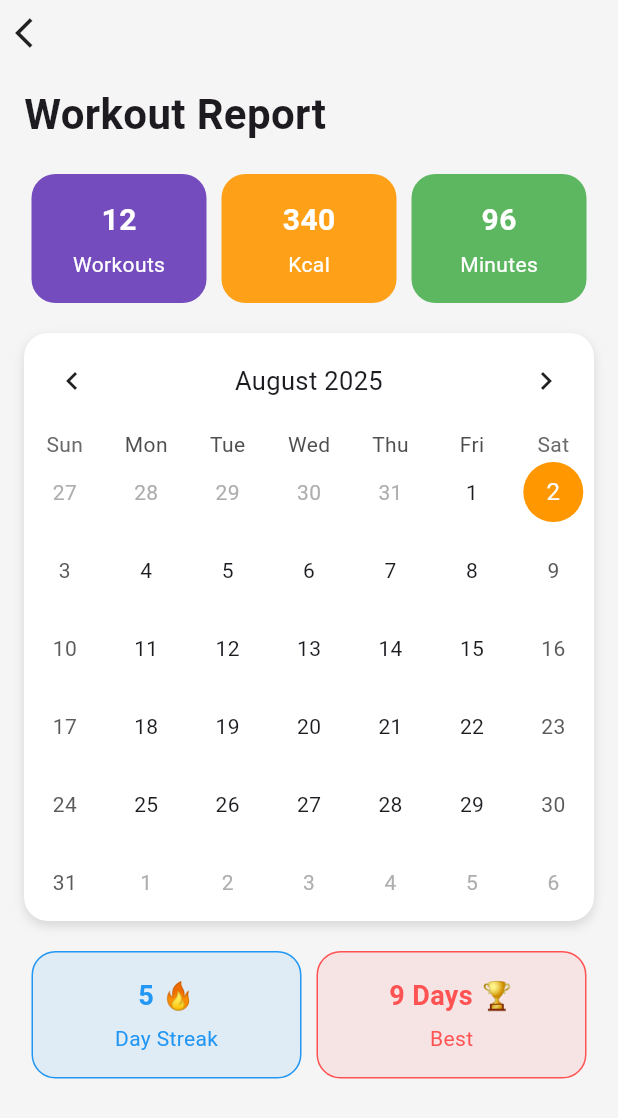
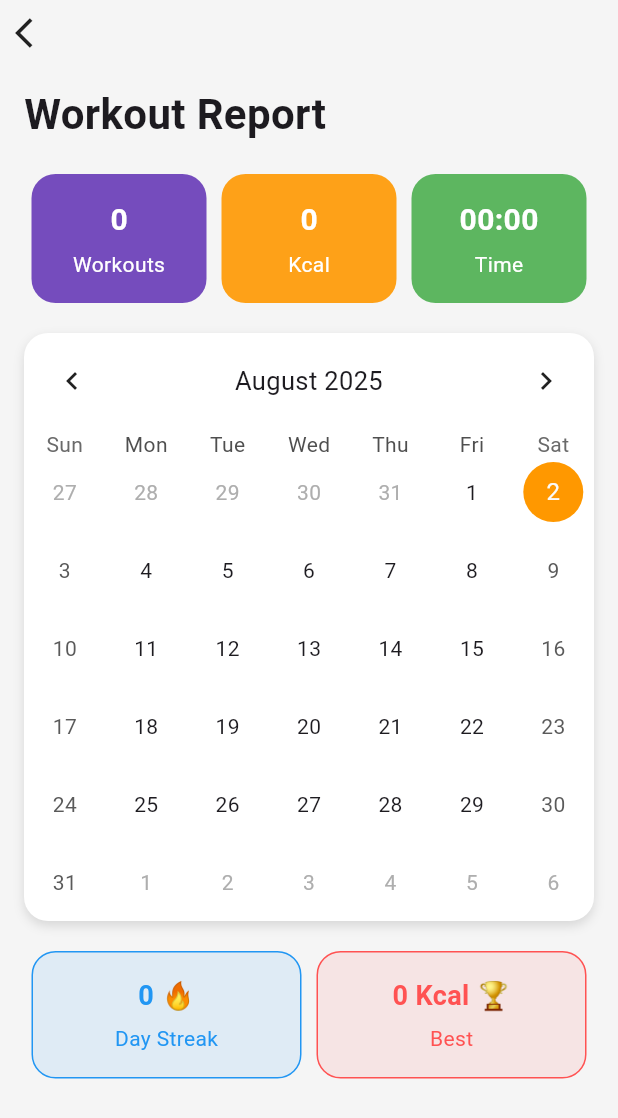
Before and after one commit to usamabro/fitness_app, a Flutter app: the ReportScreen screen opened directly, on a phone screen of 412 x 824 dp. Shown: the top 1118 px of the screen. Run offline on Flutter 3.47's test engine with Material 3 defaults, Android fonts, the phone set to English and light mode, and no system bars; drawn by our look-alikes of table_calendar; our stand-ins replace cloud_firestore, convex_bottom_bar, firebase_auth, firebase_core, firebase_messaging, firebase_storage and 4 more; accounts and stored records are empty; project files that could hold a hidden picture were left out.

Commit message:
Updated report screen and other improvements

```diff
--- a/lib/screens/report screens/report_screen.dart
+++ b/lib/screens/report screens/report_screen.dart
@@ -1,8 +1,61 @@
 import 'package:flutter/material.dart';
 import 'package:table_calendar/table_calendar.dart';
+import 'package:firebase_auth/firebase_auth.dart';
+import 'package:cloud_firestore/cloud_firestore.dart';
 
-class ReportScreen extends StatelessWidget {
+class ReportScreen extends StatefulWidget {
   const ReportScreen({super.key});
+
+  @override
+  State<ReportScreen> createState() => _ReportScreenState();
+}
+
+class _ReportScreenState extends State<ReportScreen> {
+  int workouts = 0;
+  int kcal = 0;
+  int minutes = 0; // This is actually total seconds
+  int streak = 0;
+  int bestDay = 0;
+
+  @override
+  void initState() {
+    super.initState();
+    fetchReportData();
+  }
+
+  Future<void> fetchReportData() async {
+    final user = FirebaseAuth.instance.currentUser;
+    if (user == null) return;
+
+    final uid = user.uid;
+    final now = DateTime.now();
+    final today =
+        "${now.year}-${now.month.toString().padLeft(2, '0')}-${now.day.toString().padLeft(2, '0')}";
+
+    final doc = await FirebaseFirestore.instance
+        .collection('users')
+        .doc(uid)
+        .collection('daily_reports')
+        .doc(today)
+        .get();
+
+    if (doc.exists) {
+      final data = doc.data()!;
+      setState(() {
+        workouts = data['workouts'] ?? 0;
+        kcal = data['totalKcal'] ?? 0;
+        minutes = data['totalTime'] ?? 0; // this is in seconds
+        streak = data['dailyStreak'] ?? 0;
+        bestDay = data['bestDayKcal'] ?? 0;
+      });
+    }
+  }
+
+  String formatTime(int totalSeconds) {
+    final minutes = totalSeconds ~/ 60;
+    final seconds = totalSeconds % 60;
+    return '${minutes.toString().padLeft(2, '0')}:${seconds.toString().padLeft(2, '0')}';
+  }
 
   @override
   Widget build(BuildContext context) {
@@ -30,9 +83,9 @@ class ReportScreen extends StatelessWidget {
                   Row(
                     mainAxisAlignment: MainAxisAlignment.spaceBetween,
                     children: [
-                      _reportCard("Workouts", "12", Colors.deepPurple),
-                      _reportCard("Kcal", "340", Colors.orange),
-                      _reportCard("Minutes", "96", Colors.green),
+                      _reportCard("Workouts", "$workouts", Colors.deepPurple),
+                      _reportCard("Kcal", "$kcal", Colors.orange),
+                      _reportCard("Time", formatTime(minutes), Colors.green),
                     ],
                   ),
                   const SizedBox(height: 20),
@@ -80,8 +133,9 @@ class ReportScreen extends StatelessWidget {
                   Row(
                     mainAxisAlignment: MainAxisAlignment.spaceBetween,
                     children: [
-                      _smallInfoCard("Day Streak", "5 🔥", Colors.blue),
-                      _smallInfoCard("Best", "9 Days 🏆", Colors.redAccent),
+                      _smallInfoCard("Day Streak", "$streak 🔥", Colors.blue),
+                      _smallInfoCard(
+                          "Best", "$bestDay Kcal 🏆", Colors.redAccent),
                     ],
                   ),
                   const SizedBox(height: 30),
```
Also changed, not shown: lib/full body/exercise_player_screen.dart (+62 -4 lines).
